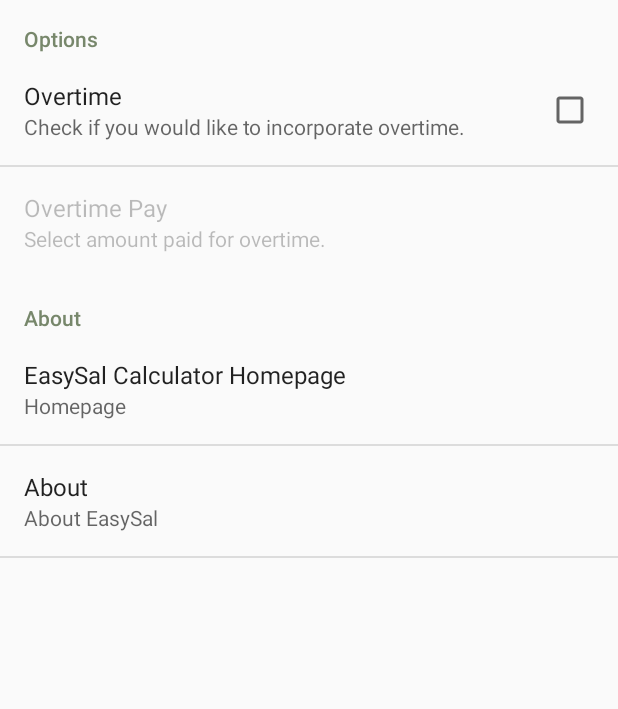
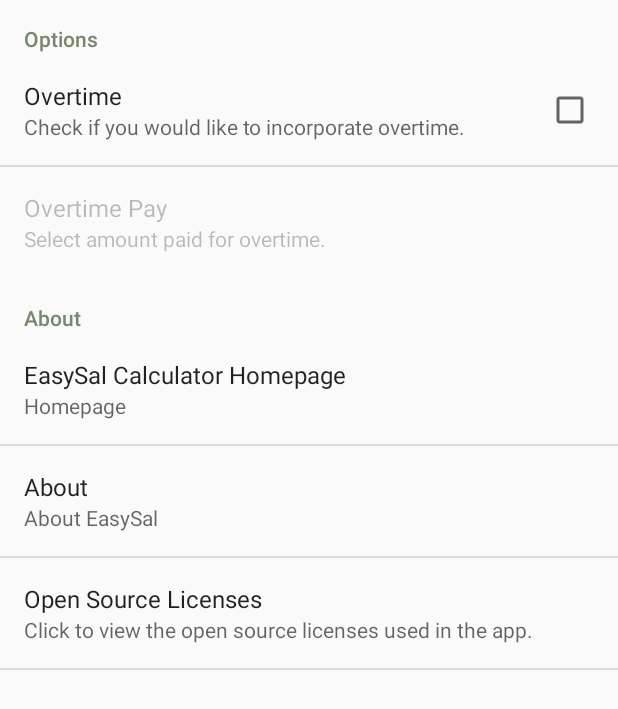
Before and after one commit to AaronRietschlin/EasySalSalaryCalculator, an Android app: the PreHCPreferenceActivity screen opened directly, with no data from a screen before it, on a phone screen of 412 x 824 dp. Shown: the top 709 px of the screen. Run offline under Robolectric (Android 15) with nearby library versions, the phone set to English and light mode, and no system bars; 3 statements that could not run were skipped.

Commit message:
Added notices for open source license in settings.

```diff
--- a/main/build.gradle
+++ b/main/build.gradle
@@ -102,6 +102,7 @@ dependencies {
 
     compile 'com.jakewharton:butterknife:7.0.1'
     compile 'com.jakewharton.timber:timber:3.1.0'
+    compile 'de.psdev.licensesdialog:licensesdialog:1.7.0'
 
     compile('com.crashlytics.sdk.android:crashlytics:2.4.0@aar') {
         transitive = true;
--- a/main/src/main/java/com/asa/easysal/SettingsUtil.java
+++ b/main/src/main/java/com/asa/easysal/SettingsUtil.java
@@ -14,6 +14,7 @@ import android.preference.PreferenceManager;
 import com.asa.easysal.analytics.AnalyticsHelper;
 import com.asa.easysal.ui.PostHCPreferenceActivity;
 import com.asa.easysal.ui.PreHCPreferenceActivity;
+import com.asa.easysal.utils.NoticeUtils;
 
 public class SettingsUtil {
 
@@ -21,6 +22,7 @@ public class SettingsUtil {
     public static final String PREFERENCES_HOMEPAGE = "homepagePref";
     public static final String PREFERENCES_OVERTIME = "overtime";
     public static final String PREFERENCES_OVERTIME_PAY = "overtimePay";
+    public static final String PREFERENCES_LICENSES = "licenses";
     public static final String PREFERENCES_TAXES = "taxes";
 
     private static SharedPreferences defaultPrefs;
@@ -116,6 +118,17 @@ public class SettingsUtil {
         context.startActivity(intent);
     }
 
+    public static void openLicenses(final Context context, Preference licensePreference) {
+        licensePreference
+                .setOnPreferenceClickListener(new OnPreferenceClickListener() {
+                    public boolean onPreferenceClick(Preference preference) {
+                        NoticeUtils.showLicenseDialog(context);
+                        return true;
+                    }
+
+                });
+    }
+
     public static boolean isOvertime(Context context) {
         getDefaultPreferences(context);
         return defaultPrefs.getBoolean(PREFERENCES_OVERTIME, false);
--- a/main/src/main/java/com/asa/easysal/ui/PreHCPreferenceActivity.java
+++ b/main/src/main/java/com/asa/easysal/ui/PreHCPreferenceActivity.java
@@ -14,12 +14,11 @@ public class PreHCPreferenceActivity extends PreferenceActivity {
 	@Override
 	public void onCreate(Bundle savedInstanceState) {
 		super.onCreate(savedInstanceState);
-		addPreferencesFromResource(R.layout.preferences);
+		addPreferencesFromResource(R.xml.preferences);
 
-		SettingsUtil.launchAbout(this,
-				findPreference(SettingsUtil.PREFERENCES_ABOUT));
-		SettingsUtil.launchHome(this,
-				findPreference(SettingsUtil.PREFERENCES_HOMEPAGE));
+		SettingsUtil.launchAbout(this, findPreference(SettingsUtil.PREFERENCES_ABOUT));
+		SettingsUtil.launchHome(this, findPreference(SettingsUtil.PREFERENCES_HOMEPAGE));
+		SettingsUtil.openLicenses(this, findPreference(SettingsUtil.PREFERENCES_LICENSES));
 
 		AnalyticsHelper.sendScreenView(this, AnalyticsContants.SCREEN_SETTINGS_SCREEN);
 	}
--- a/main/src/main/java/com/asa/easysal/ui/PreferencesFragment.java
+++ b/main/src/main/java/com/asa/easysal/ui/PreferencesFragment.java
@@ -15,7 +15,7 @@ public class PreferencesFragment extends PreferenceFragment {
 	public void onCreate(Bundle savedInstanceState) {
 		super.onCreate(savedInstanceState);
 
-		addPreferencesFromResource(R.layout.preferences);
+		addPreferencesFromResource(R.xml.preferences);
 
 		SettingsUtil.launchAbout(getActivity(),
 				findPreference(SettingsUtil.PREFERENCES_ABOUT));
@@ -23,6 +23,7 @@ public class PreferencesFragment extends PreferenceFragment {
 				findPreference(SettingsUtil.PREFERENCES_HOMEPAGE));
 		SettingsUtil.setOvertimeListener(getActivity(), findPreference(SettingsUtil.PREFERENCES_OVERTIME));
 		SettingsUtil.setOvertimeValueListener(getActivity(), (ListPreference) findPreference(SettingsUtil.PREFERENCES_OVERTIME_PAY));
+		SettingsUtil.openLicenses(getActivity(), findPreference(SettingsUtil.PREFERENCES_LICENSES));
 
 	}
 }
--- a/main/src/main/res/values/strings.xml
+++ b/main/src/main/res/values/strings.xml
@@ -89,6 +89,8 @@
     <string name="pref_biweekly">Biweekly</string>
     <string name="pref_biweekly_descrip">Select method for entering in hours worked on a biweekly salary.</string>
     <string name="pref_options">Options</string>
+    <string name="pref_title_open_source">Open Source Licenses</string>
+    <string name="pref_message_open_source">Click to view the open source licenses used in the app.</string>
 
     <!-- Strings for the dialog popup. -->
     <string name="dialog_hourly_title">Hourly:</string>
--- /dev/null
+++ b/main/src/main/res/xml/preferences.xml
@@ -0,0 +1,56 @@
+<?xml version="1.0" encoding="utf-8"?>
+<PreferenceScreen xmlns:android="http://schemas.android.com/apk/res/android"
+                  android:layout_width="match_parent"
+                  android:layout_height="match_parent">
+
+    <PreferenceCategory android:title="@string/pref_options">
+
+        <CheckBoxPreference
+            android:defaultValue="false"
+            android:key="overtime"
+            android:summary="@string/pref_ot_descrip"
+            android:title="@string/pref_ot_title"/>
+
+        <ListPreference
+            android:defaultValue="1"
+            android:dependency="overtime"
+            android:entries="@array/ot_names"
+            android:entryValues="@array/ot_values"
+            android:key="overtimePay"
+            android:summary="Select amount paid for overtime."
+            android:title="Overtime Pay"/>
+
+        <!--         <CheckBoxPreference
+                    android:defaultValue="false"
+                    android:key="taxes"
+                    android:summary="@string/pref_taxes_summary"
+                    android:title="@string/pref_taxes" />
+
+                <ListPreference
+                    android:defaultValue="1"
+                    android:dependency="taxes"
+                    android:entries="@array/tax_rate_names"
+                    android:entryValues="@array/tax_rate_values"
+                    android:summary="@string/pref_tax_rate_summary"
+                    android:title="@string/pref_tax_rate" /> -->
+    </PreferenceCategory>
+
+    <PreferenceCategory android:title="@string/about_title">
+
+        <Preference
+            android:key="homepagePref"
+            android:summary="Homepage"
+            android:title="EasySal Calculator Homepage"/>
+
+        <Preference
+            android:key="aboutPref"
+            android:summary="@string/about_summary"
+            android:title="@string/about_title"/>
+
+        <Preference
+            android:key="licenses"
+            android:summary="@string/pref_message_open_source"
+            android:title="@string/pref_title_open_source"/>
+    </PreferenceCategory>
+
+</PreferenceScreen>
```
Also changed, not shown: main/src/main/java/com/asa/easysal/utils/NoticeUtils.java (added, +20 -0 lines), main/src/main/res/layout/preferences.xml (deleted, +0 -50 lines), main/src/main/res/raw/notices.xml (added, +21 -0 lines).
